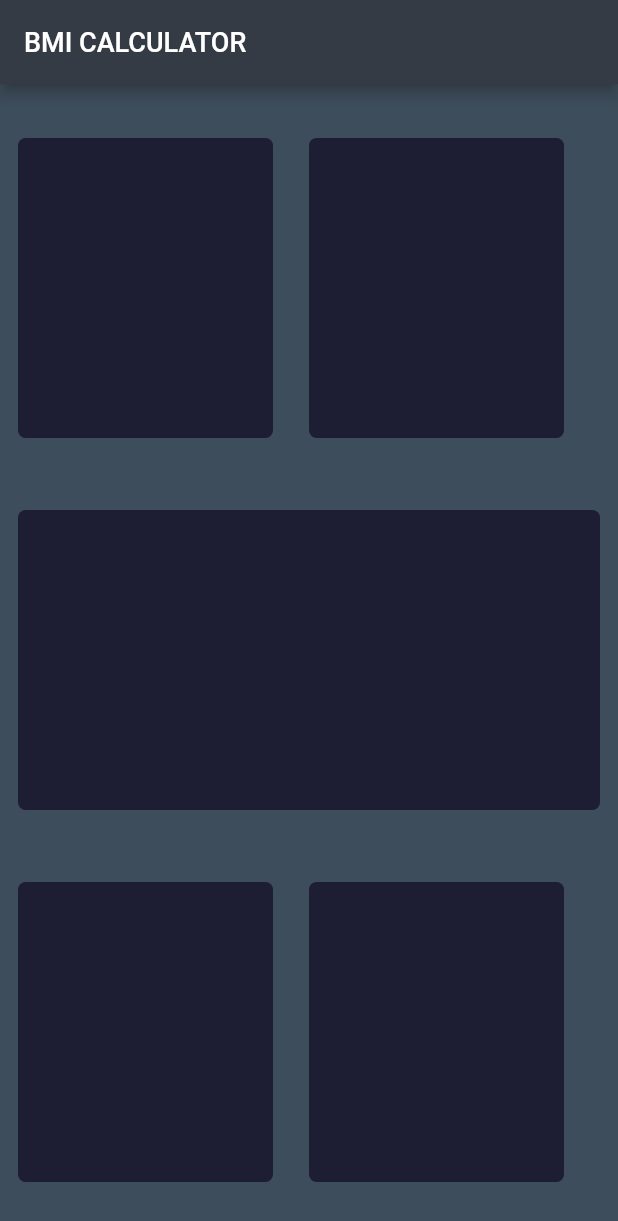
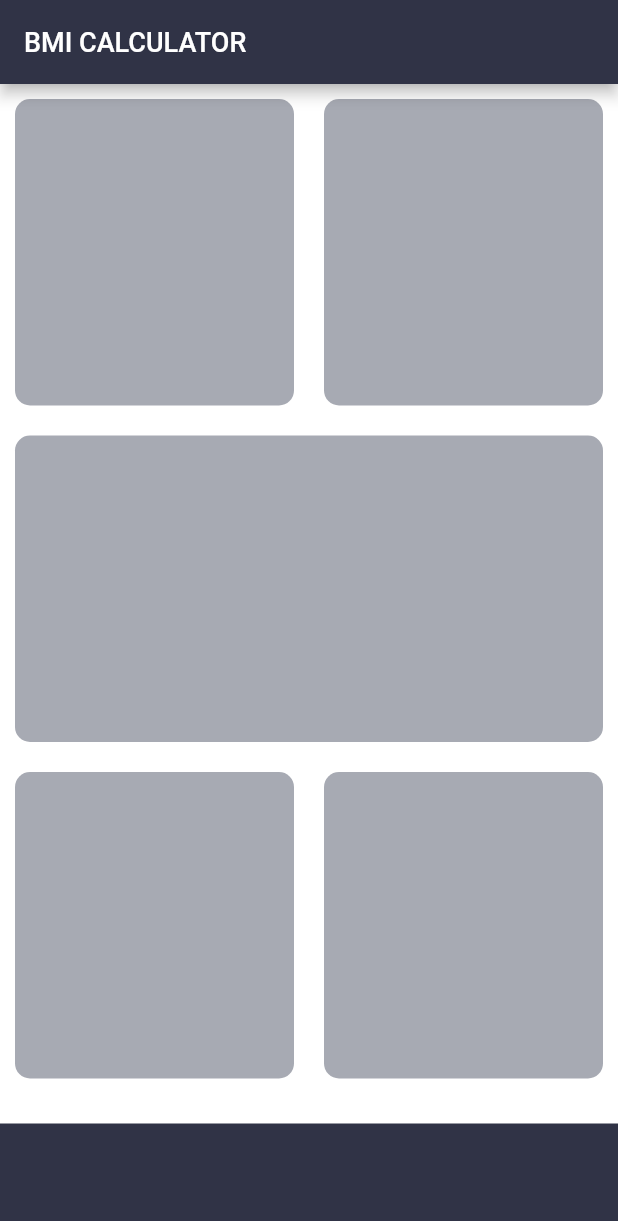
Before and after one commit to san-jayy/bmi_calculator, a Flutter app: the screen it shows after launch, on a phone screen of 412 x 824 dp. Shown: the top 1221 px of the screen. Run offline on Flutter 3.47's test engine with Material 2 defaults, Android fonts, the phone set to English and light mode, and no system bars.

Commit message:
refactorized and changed ui colors

```diff
--- a/lib/input_page.dart
+++ b/lib/input_page.dart
@@ -1,5 +1,9 @@
 import 'package:flutter/material.dart';
 import 'main.dart';
+
+const bottomcontainerheight = 75.0;
+const bottomcontainercolor = Color(0xFF303346);
+const activecardcolor = Color(0xFFA7AAB3);
 
 class InputPage extends StatefulWidget {
   @override
@@ -28,63 +32,42 @@ class _InputPageState extends State<InputPage> {
           Expanded(
             child: Row(
               children: [
-                Container(
-                  height: 200.0,
-                  width: 170.0,
-                  margin: EdgeInsets.all(12),
-                  decoration: BoxDecoration(
-                      color: Color(0xFF1D1E33),
-                      borderRadius: BorderRadius.circular(5)),
-                ),
-                Container(
-                  height: 200.0,
-                  width: 170.0,
-                  margin: EdgeInsets.all(12),
-                  decoration: BoxDecoration(
-                      color: Color(0xFF1D1E33),
-                      borderRadius: BorderRadius.circular(5)),
-                ),
+                Expanded(child: Reusablecard(colour: activecardcolor)),
+                Expanded(child: Reusablecard(colour: activecardcolor)),
               ],
             ),
           ),
-          Row(
-            children: [
-              Expanded(
-                child: Container(
-                  height: 200.0,
-                  // width: 170.0,
-                  margin: EdgeInsets.all(12),
-                  decoration: BoxDecoration(
-                      color: Color(0xFF1D1E33),
-                      borderRadius: BorderRadius.circular(5)),
-                ),
-              )
-            ],
+          Expanded(
+            child: Reusablecard(colour: activecardcolor),
           ),
           Expanded(
             child: Row(
               children: [
-                Container(
-                  height: 200.0,
-                  width: 170.0,
-                  margin: EdgeInsets.all(12),
-                  decoration: BoxDecoration(
-                      color: Color(0xFF1D1E33),
-                      borderRadius: BorderRadius.circular(5)),
-                ),
-                Container(
-                  height: 200.0,
-                  width: 170.0,
-                  margin: EdgeInsets.all(12),
-                  decoration: BoxDecoration(
-                      color: Color(0xFF1D1E33),
-                      borderRadius: BorderRadius.circular(5)),
-                ),
+                Expanded(child: Reusablecard(colour: activecardcolor)),
+                Expanded(child: Reusablecard(colour: activecardcolor)),
               ],
             ),
           ),
+          Container(
+            color: bottomcontainercolor,
+            margin: EdgeInsets.only(top: 20),
+            height: bottomcontainerheight,
+          )
         ],
       ),
     );
   }
 }
+
+class Reusablecard extends StatelessWidget {
+  Reusablecard({this.colour});
+  final Color colour;
+  @override
+  Widget build(BuildContext context) {
+    return Container(
+      margin: EdgeInsets.all(10),
+      decoration:
+          BoxDecoration(color: colour, borderRadius: BorderRadius.circular(10)),
+    );
+  }
+}
--- a/lib/main.dart
+++ b/lib/main.dart
@@ -9,8 +9,8 @@ class BMICalculator extends StatelessWidget {
     return MaterialApp(
       debugShowCheckedModeBanner: false,
       theme: ThemeData.dark().copyWith(
-          primaryColor: Color(0xFF343B44),
-          scaffoldBackgroundColor: Color(0xFF3E4D5B),
+          primaryColor: Color(0xFF303346),
+          scaffoldBackgroundColor: Color(0xFFFFFFFF),
           accentColor: Color(0xFFFFFFFF),
           textTheme: TextTheme(body1: TextStyle(color: Colors.white))),
       home: InputPage(),
```
